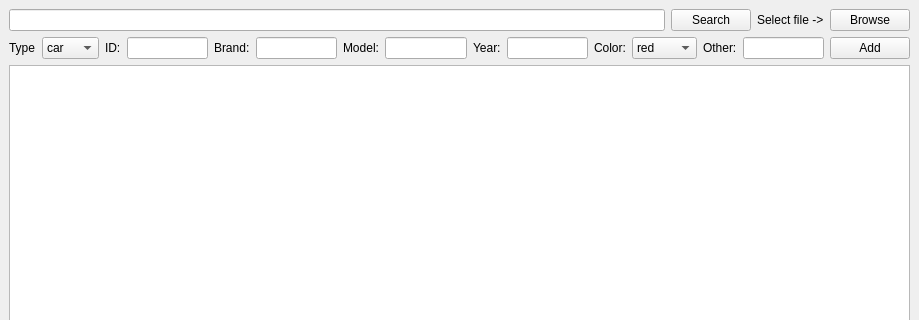
This is oop_6/mainwindow.ui in jstalex/oop_labs as Qt 5 draws it before an edit; both pictures show x 0 to 919 and y 0 to 320 of the 919 by 631 pixel window. The edited form follows.
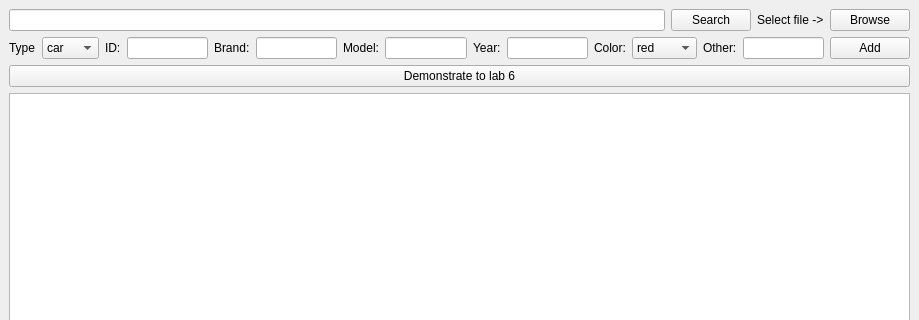
This is the edited form. Custom widgets are drawn as their Qt base class.

The edit to the form file:
```diff
--- a/oop_6/mainwindow.ui
+++ b/oop_6/mainwindow.ui
@@ -176,6 +176,13 @@
         </item>
        </layout>
       </item>
+      <item>
+       <widget class="QPushButton" name="demonstrateButton">
+        <property name="text">
+         <string>Demonstrate to lab 6</string>
+        </property>
+       </widget>
+      </item>
       <item>
        <widget class="customBrowser" name="output_field">
         <property name="openExternalLinks">
```
Left out of the diff: 17 changed lines with no effect on the pictures.
